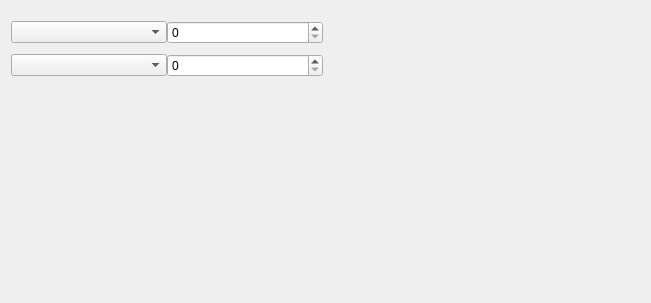
Old version of the form apps/gui/widgets/AlignmentPlot.ui in the repository hankedan000/gopro-overlay.
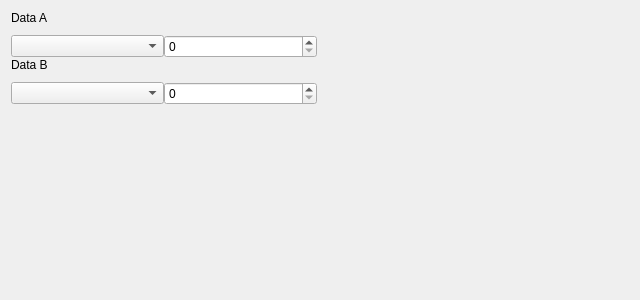
New version of the form. Custom widgets are drawn as their Qt base class.

Commit message: Adds AlignmentPlot to TelemetryMerger

```diff
--- a/apps/gui/widgets/AlignmentPlot.ui
+++ b/apps/gui/widgets/AlignmentPlot.ui
@@ -6,10 +6,16 @@
    <rect>
     <x>0</x>
     <y>0</y>
-    <width>651</width>
-    <height>303</height>
+    <width>640</width>
+    <height>300</height>
    </rect>
   </property>
+  <property name="minimumSize">
+   <size>
+    <width>640</width>
+    <height>300</height>
+   </size>
+  </property>
   <property name="windowTitle">
    <string>Form</string>
   </property>
@@ -32,6 +38,13 @@
       <property name="bottomMargin">
        <number>0</number>
       </property>
+      <item>
+       <widget class="QLabel" name="aData_Label">
+        <property name="text">
+         <string>Data A</string>
+        </property>
+       </widget>
+      </item>
       <item>
        <layout class="QHBoxLayout" name="horizontalLayout_3">
         <property name="topMargin">
@@ -45,6 +58,13 @@
         </item>
        </layout>
       </item>
+      <item>
+       <widget class="QLabel" name="bData_Label">
+        <property name="text">
+         <string>Data B</string>
+        </property>
+       </widget>
+      </item>
       <item>
        <layout class="QHBoxLayout" name="horizontalLayout_2">
         <property name="topMargin">
```
The commit also changes 3 other files.
